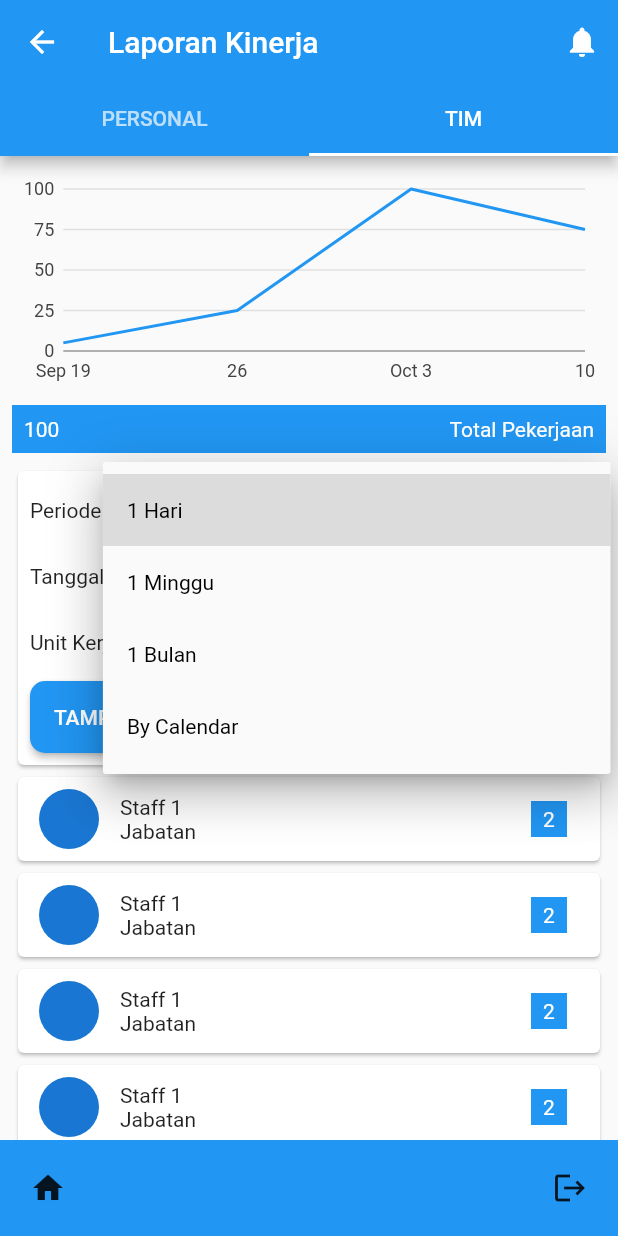
After one commit to andiaqsha99/daily_log, a Flutter app: the LaporanKinerjaAtasanPage screen opened directly, tab 2 chosen, after a tap on "1 Hari", on a phone screen of 412 x 824 dp. The commit adds this screen. Run offline on Flutter 3.47's test engine with Material 2 defaults, Android fonts, the phone set to English and light mode, and no system bars; our stand-ins replace charts_flutter, numberpicker.

Commit message:
add new staff page

```diff
--- /dev/null
+++ b/lib/LaporanKinerjaAtasanPage.dart
@@ -0,0 +1,511 @@
+import 'package:daily_log/MenuBottom.dart';
+import 'package:flutter/material.dart';
+import 'package:charts_flutter/flutter.dart' as charts;
+
+class LaporanKinerjaAtasanPage extends StatelessWidget {
+  const LaporanKinerjaAtasanPage({Key? key}) : super(key: key);
+
+  @override
+  Widget build(BuildContext context) {
+    return DefaultTabController(
+        length: 2,
+        child: Scaffold(
+          appBar: AppBar(
+            title: Text("Laporan Kinerja"),
+            bottom: TabBar(tabs: [
+              Tab(
+                text: "PERSONAL",
+              ),
+              Tab(
+                text: "TIM",
+              )
+            ]),
+            actions: [
+              IconButton(onPressed: () => {}, icon: Icon(Icons.notifications))
+            ],
+          ),
+          body: TabBarView(
+              children: [LaporanKinerjaPersonal(), LaporanKinerjaTim()]),
+          bottomSheet: MenuBottom(),
+        ));
+  }
+}
+
+class LaporanKinerjaPersonal extends StatelessWidget {
+  const LaporanKinerjaPersonal({Key? key}) : super(key: key);
+
+  @override
+  Widget build(BuildContext context) {
+    return Container(
+      padding: EdgeInsets.fromLTRB(8, 8, 8, 56),
+      child: SingleChildScrollView(
+        child: Column(
+          crossAxisAlignment: CrossAxisAlignment.start,
+          children: [
+            DropDownFilter(),
+            Container(
+                height: 150,
+                width: double.infinity,
+                child: SimpleTimeSeriesChart(
+                    SimpleTimeSeriesChart._createSampleData())),
+            SizedBox(
+              height: 8,
+            ),
+            Container(
+              padding: EdgeInsets.all(8),
+              color: Colors.blue,
+              child: Row(
+                mainAxisAlignment: MainAxisAlignment.spaceBetween,
+                children: [
+                  Text(
+                    "100",
+                    style: TextStyle(color: Colors.white),
+                  ),
+                  Text(
+                    "Total Pekerjaan",
+                    style: TextStyle(color: Colors.white),
+                  )
+                ],
+              ),
+            ),
+            SizedBox(
+              height: 8,
+            ),
+            Text("Daftar Pekerjaan"),
+            ListPekerjaanValid(),
+            ListPekerjaanValid()
+          ],
+        ),
+      ),
+    );
+  }
+}
+
+class LaporanKinerjaTim extends StatelessWidget {
+  const LaporanKinerjaTim({Key? key}) : super(key: key);
+
+  @override
+  Widget build(BuildContext context) {
+    return Container(
+      padding: EdgeInsets.fromLTRB(8, 8, 8, 56),
+      child: SingleChildScrollView(
+        child: Column(
+          crossAxisAlignment: CrossAxisAlignment.start,
+          children: [
+            Container(
+                height: 150,
+                width: double.infinity,
+                child: SimpleTimeSeriesChart(
+                    SimpleTimeSeriesChart._createSampleData())),
+            SizedBox(
+              height: 8,
+            ),
+            Container(
+              padding: EdgeInsets.all(8),
+              color: Colors.blue,
+              child: Row(
+                mainAxisAlignment: MainAxisAlignment.spaceBetween,
+                children: [
+                  Text(
+                    "100",
+                    style: TextStyle(color: Colors.white),
+                  ),
+                  Text(
+                    "Total Pekerjaan",
+                    style: TextStyle(color: Colors.white),
+                  )
+                ],
+              ),
+            ),
+            SizedBox(
+              height: 8,
+            ),
+            Card(
+              child: Container(
+                padding: EdgeInsets.all(8),
+                child: Column(
+                  crossAxisAlignment: CrossAxisAlignment.start,
+                  children: [
+                    Row(
+                      children: [
+                        Text("Periode"),
+                        SizedBox(
+                          width: 8,
+                        ),
+                        DropDownFilterTim()
+                      ],
+                    ),
+                    SizedBox(
+                      height: 8,
+                    ),
+                    Row(
+                      children: [
+                        Text("Tanggal"),
+                        SizedBox(
+                          width: 8,
+                        ),
+                        Expanded(
+                          child: SizedBox(
+                            height: 36,
+                            child: TextFormField(
+                              decoration: InputDecoration(
+                                  contentPadding: EdgeInsets.only(left: 8),
+                                  fillColor: Color(0xFFE3F5FF),
+                                  filled: true,
+                                  hintText: " ",
+                                  hintStyle: TextStyle(color: Colors.grey),
+                                  border: OutlineInputBorder(
+                                      borderRadius: BorderRadius.circular(10))),
+                            ),
+                          ),
+                        ),
+                        SizedBox(
+                          width: 8,
+                        ),
+                        Text("to"),
+                        SizedBox(
+                          width: 8,
+                        ),
+                        Expanded(
+                          child: SizedBox(
+                            height: 36,
+                            child: TextFormField(
+                              decoration: InputDecoration(
+                                  contentPadding: EdgeInsets.only(left: 8),
+                                  fillColor: Color(0xFFE3F5FF),
+                                  filled: true,
+                                  hintText: " ",
+                                  hintStyle: TextStyle(color: Colors.grey),
+                                  border: OutlineInputBorder(
+                                      borderRadius: BorderRadius.circular(10))),
+                            ),
+                          ),
+                        ),
+                      ],
+                    ),
+                    SizedBox(
+                      height: 8,
+                    ),
+                    Row(
+                      children: [
+                        Text("Unit Kerja"),
+                        SizedBox(
+                          width: 8,
+                        ),
+                        Expanded(
+                          child: SizedBox(
+                            height: 36,
+                            child: TextFormField(
+                              decoration: InputDecoration(
+                                  contentPadding: EdgeInsets.only(left: 8),
+                                  fillColor: Color(0xFFE3F5FF),
+                                  filled: true,
+                                  hintStyle: TextStyle(color: Colors.grey),
+                                  border: OutlineInputBorder(
+                                      borderRadius: BorderRadius.circular(10))),
+                            ),
+                          ),
+                        ),
+                      ],
+                    ),
+                    SizedBox(
+                      height: 8,
+                    ),
+                    MaterialButton(
+                      onPressed: () => {},
+                      height: 48,
+                      minWidth: 96,
+                      color: Colors.blue,
+                      textColor: Colors.white,
+                      shape: RoundedRectangleBorder(
+                          borderRadius: BorderRadius.circular(10)),
+                      child: Text(
+                        "TAMPILKAN",
+                        style: TextStyle(fontSize: 14),
+                      ),
+                    )
+                  ],
+                ),
+              ),
+            ),
+            ListTeam()
+          ],
+        ),
+      ),
+    );
+  }
+}
+
+class SimpleTimeSeriesChart extends StatelessWidget {
+  final List<charts.Series<dynamic, DateTime>> seriesList;
+  final bool animate = false;
+
+  SimpleTimeSeriesChart(this.seriesList);
+
+  /// Creates a [TimeSeriesChart] with sample data and no transition.
+  factory SimpleTimeSeriesChart.withSampleData() {
+    return new SimpleTimeSeriesChart(
+      _createSampleData(),
+      // Disable animations for image tests.
+    );
+  }
+
+  @override
+  Widget build(BuildContext context) {
+    return new charts.TimeSeriesChart(
+      seriesList,
+      animate: animate,
+      // Optionally pass in a [DateTimeFactory] used by the chart. The factory
+      // should create the same type of [DateTime] as the data provided. If none
+      // specified, the default creates local date time.
+      dateTimeFactory: const charts.LocalDateTimeFactory(),
+    );
+  }
+
+  /// Create one series with sample hard coded data.
+  static List<charts.Series<TimeSeriesSales, DateTime>> _createSampleData() {
+    final data = [
+      new TimeSeriesSales(new DateTime(2017, 9, 19), 5),
+      new TimeSeriesSales(new DateTime(2017, 9, 26), 25),
+      new TimeSeriesSales(new DateTime(2017, 10, 3), 100),
+      new TimeSeriesSales(new DateTime(2017, 10, 10), 75),
+    ];
+
+    return [
+      new charts.Series<TimeSeriesSales, DateTime>(
+        id: 'Sales',
+        colorFn: (_, __) => charts.MaterialPalette.blue.shadeDefault,
+        domainFn: (TimeSeriesSales sales, _) => sales.time,
+        measureFn: (TimeSeriesSales sales, _) => sales.sales,
+        data: data,
+      )
+    ];
+  }
+}
+
+/// Sample time series data type.
+class TimeSeriesSales {
+  final DateTime time;
+  final int sales;
+
+  TimeSeriesSales(this.time, this.sales);
+}
+
+class DropDownFilterTim extends StatefulWidget {
+  const DropDownFilterTim({Key? key}) : super(key: key);
+
+  @override
+  _DropDownFilterTimState createState() => _DropDownFilterTimState();
+}
+
+class _DropDownFilterTimState extends State<DropDownFilterTim> {
+  String dropdownValue = '1 Hari';
+
+  @override
+  Widget build(BuildContext context) {
+    return Expanded(
+      child: Container(
+        height: 36,
+        padding: EdgeInsets.symmetric(horizontal: 8),
+        decoration: BoxDecoration(
+            color: Color(0xFFE3F5FF),
+            borderRadius: BorderRadius.circular(8),
+            border: Border.all(color: Colors.black)),
+        child: DropdownButton<String>(
+          isExpanded: true,
+          value: dropdownValue,
+          icon: const Icon(Icons.arrow_downward),
+          iconSize: 16,
+          iconEnabledColor: Colors.black,
+          elevation: 16,
+          style: const TextStyle(color: Colors.black),
+          onChanged: (String? newValue) {
+            setState(() {
+              dropdownValue = newValue!;
+            });
+          },
+          items: <String>['1 Hari', '1 Minggu', '1 Bulan', 'By Calendar']
+              .map<DropdownMenuItem<String>>((String value) {
+            return DropdownMenuItem<String>(
+              value: value,
+              child: Text(value),
+            );
+          }).toList(),
+        ),
+      ),
+    );
+  }
+}
+
+class ListPekerjaanValid extends StatelessWidget {
+  const ListPekerjaanValid({Key? key}) : super(key: key);
+
+  @override
+  Widget build(BuildContext context) {
+    var items = List<String>.generate(2, (index) => "$index");
+    return Container(
+      child: Card(
+        child: Container(
+          width: double.infinity,
+          padding: EdgeInsets.all(8),
+          child: Column(
+            crossAxisAlignment: CrossAxisAlignment.start,
+            children: [
+              Text("Nama Pekerjaan"),
+              Text("21/07/2021"),
+              Text("Durasi: 01:00"),
+              const Divider(
+                height: 20,
+                thickness: 2,
+                indent: 0,
+                endIndent: 0,
+              ),
+              Container(
+                width: double.infinity,
+                padding: EdgeInsets.only(left: 16),
+                child: Column(
+                  crossAxisAlignment: CrossAxisAlignment.start,
+                  children: [
+                    Text("Detail Pekerjaan"),
+                    Text("Durasi: 01:00"),
+                    const Divider(
+                      height: 20,
+                      thickness: 2,
+                      indent: 0,
+                      endIndent: 0,
+                    ),
+                  ],
+                ),
+              ),
+              Container(
+                width: double.infinity,
+                padding: EdgeInsets.only(left: 16),
+                child: Column(
+                  crossAxisAlignment: CrossAxisAlignment.start,
+                  children: [
+                    Text("Detail Pekerjaan"),
+                    Text("Durasi: 01:00"),
+                    const Divider(
+                      height: 20,
+                      thickness: 2,
+                      indent: 0,
+                      endIndent: 0,
+                    ),
+                  ],
+                ),
+              )
+            ],
+          ),
+        ),
+      ),
+    );
+  }
+}
+
+class DropDownFilter extends StatefulWidget {
+  const DropDownFilter({Key? key}) : super(key: key);
+
+  @override
+  _DropDownFilterState createState() => _DropDownFilterState();
+}
+
+class _DropDownFilterState extends State<DropDownFilter> {
+  String dropdownValue = 'Juli 2021';
+
+  @override
+  Widget build(BuildContext context) {
+    return Container(
+      padding: EdgeInsets.symmetric(horizontal: 8),
+      decoration: BoxDecoration(
+          color: Color(0xFF5A9EFF), borderRadius: BorderRadius.circular(8)),
+      child: DropdownButton<String>(
+        isExpanded: true,
+        value: dropdownValue,
+        icon: const Icon(Icons.arrow_downward),
+        iconSize: 24,
+        iconEnabledColor: Colors.white,
+        elevation: 16,
+        underline: SizedBox(),
+        style: const TextStyle(color: Colors.black),
+        onChanged: (String? newValue) {
+          setState(() {
+            dropdownValue = newValue!;
+          });
+        },
+        items: <String>[
+          'Juli 2021',
+          'Agustus 2021',
+          'Septtember 2021',
+          'November 2021'
+        ].map<DropdownMenuItem<String>>((String value) {
+          return DropdownMenuItem<String>(
+            value: value,
+            child: Text(value),
+          );
+        }).toList(),
+      ),
+    );
+  }
+}
+
+class ListTeam extends StatelessWidget {
+  const ListTeam({Key? key}) : super(key: key);
+
+  @override
+  Widget build(BuildContext context) {
+    return Container(
+      child: Column(
+        children: [
+          ItemListTim(),
+          ItemListTim(),
+          ItemListTim(),
+          ItemListTim(),
+          ItemListTim()
+        ],
+      ),
+    );
+  }
+}
+
+class ItemListTim extends StatelessWidget {
+  const ItemListTim({Key? key}) : super(key: key);
+
+  @override
+  Widget build(BuildContext context) {
+    return Card(
+      child: Container(
+        padding: EdgeInsets.all(8),
+        child: Row(
+          children: [
+            Expanded(flex: 1, child: CircleAvatar()),
+            SizedBox(
+              width: 8,
+            ),
+            Expanded(
+              flex: 5,
+              child: Column(
+                crossAxisAlignment: CrossAxisAlignment.start,
+                children: [Text("Staff 1"), Text("Jabatan")],
+              ),
+            ),
+            Expanded(
+              flex: 1,
+              child: Center(
+                child: Container(
+                  alignment: Alignment.center,
+                  width: 24,
+                  height: 24,
+                  color: Colors.blue,
+                  child: Text(
+                    "2",
+                    style: TextStyle(color: Colors.white),
+                  ),
+                ),
+              ),
+            )
+          ],
+        ),
+      ),
+    );
+  }
+}
--- a/lib/main.dart
+++ b/lib/main.dart
@@ -1,5 +1,8 @@
+import 'package:daily_log/CheckInPresensiPage.dart';
+import 'package:daily_log/CheckOutPresensiPage.dart';
 import 'package:daily_log/DetailValidasiPage.dart';
 import 'package:daily_log/HomePage.dart';
+import 'package:daily_log/LaporanKinerjaAtasanPage.dart';
 import 'package:daily_log/LaporanKinerjaPage.dart';
 import 'package:daily_log/LoginPage.dart';
 import 'package:daily_log/PekerjaanHarianPage.dart';
@@ -21,6 +24,6 @@ class MyApp extends StatelessWidget {
         theme: ThemeData(
           primarySwatch: Colors.blue,
         ),
-        home: DetailValidasePage());
+        home: CheckOutPresensiPage());
   }
 }
```
Also changed, not shown: lib/CheckInPresensiPage.dart (added, +103 -0 lines), lib/CheckOutPresensiPage.dart (added, +73 -0 lines), lib/HomePage.dart (+29 -0 lines).
